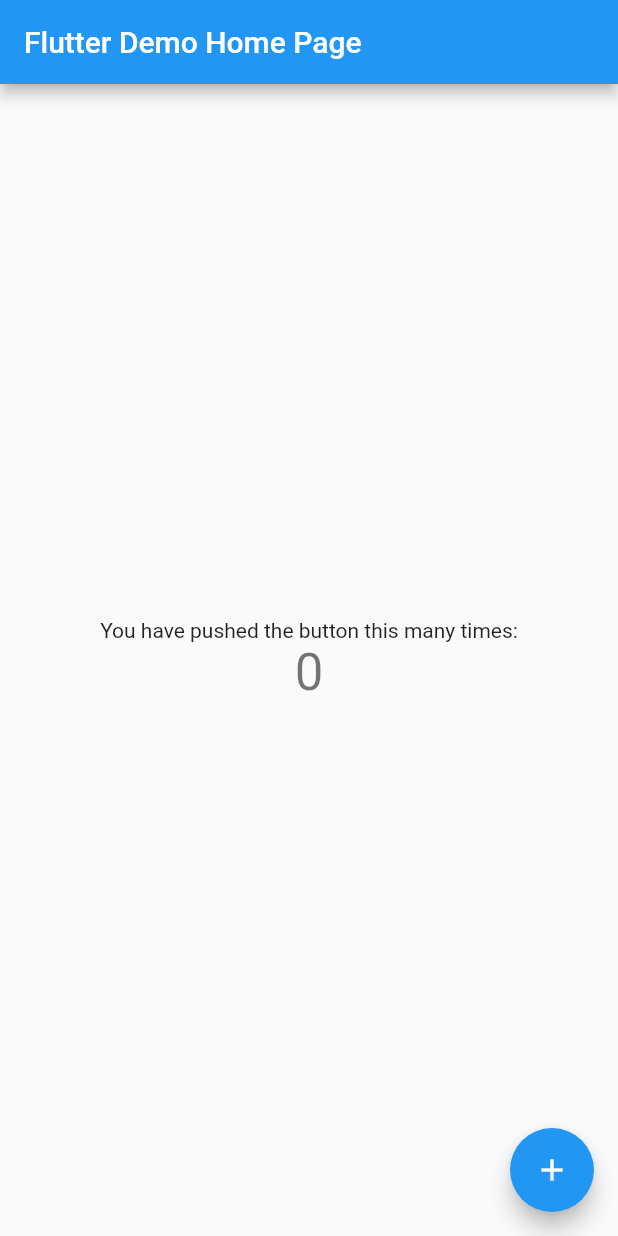
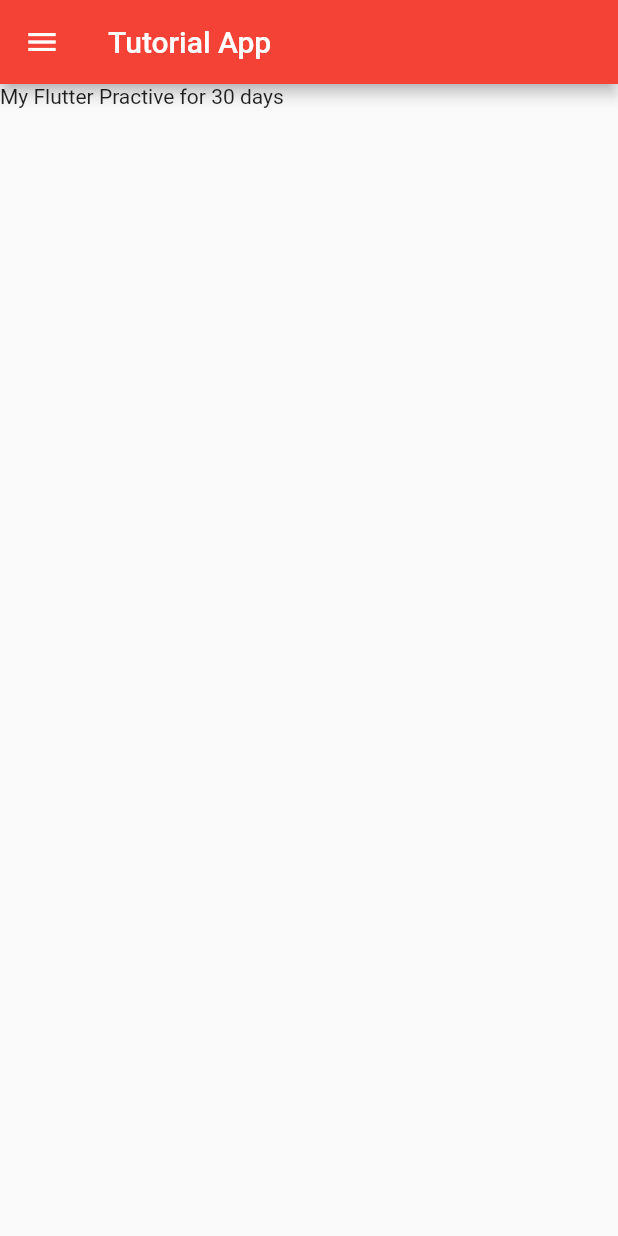
Before and after one commit to ahforayeji/pfdaytoday, a Flutter app: the screen it shows after launch, on a phone screen of 412 x 824 dp. Run offline on Flutter 3.47's test engine with Material 2 defaults, Android fonts, the phone set to English and light mode, and no system bars.

Commit message:
Day Two Completed

```diff
--- /dev/null
+++ b/lib/homepage.dart
@@ -0,0 +1,14 @@
+import 'package:flutter/material.dart';
+
+class HomePage extends StatelessWidget {
+  const HomePage({Key? key}) : super(key: key);
+
+  @override
+  Widget build(BuildContext context) {
+    int days = 30;
+
+    return Container(
+      child: Text("My Flutter Practive for $days days"),
+    );
+  }
+}
--- a/lib/main.dart
+++ b/lib/main.dart
@@ -1,115 +1,46 @@
 import 'package:flutter/material.dart';
 
+import 'homepage.dart';
+
 void main() {
-  runApp(const MyApp());
+  runApp(MyApp());
 }
 
 class MyApp extends StatelessWidget {
   const MyApp({Key? key}) : super(key: key);
 
-  // This widget is the root of your application.
   @override
   Widget build(BuildContext context) {
     return MaterialApp(
-      title: 'Flutter Demo',
-      theme: ThemeData(
-        // This is the theme of your application.
-        //
-        // Try running your application with "flutter run". You'll see the
-        // application has a blue toolbar. Then, without quitting the app, try
-        // changing the primarySwatch below to Colors.green and then invoke
-        // "hot reload" (press "r" in the console where you ran "flutter run",
-        // or simply save your changes to "hot reload" in a Flutter IDE).
-        // Notice that the counter didn't reset back to zero; the application
-        // is not restarted.
-        primarySwatch: Colors.blue,
-      ),
-      home: const MyHomePage(title: 'Flutter Demo Home Page'),
+      theme: ThemeData(primarySwatch: Colors.red),
+      debugShowCheckedModeBanner: false,
+      home: AppHome(),
     );
   }
 }
 
-class MyHomePage extends StatefulWidget {
-  const MyHomePage({Key? key, required this.title}) : super(key: key);
-
-  // This widget is the home page of your application. It is stateful, meaning
-  // that it has a State object (defined below) that contains fields that affect
-  // how it looks.
-
-  // This class is the configuration for the state. It holds the values (in this
-  // case the title) provided by the parent (in this case the App widget) and
-  // used by the build method of the State. Fields in a Widget subclass are
-  // always marked "final".
-
-  final String title;
-
-  @override
-  State<MyHomePage> createState() => _MyHomePageState();
-}
-
-class _MyHomePageState extends State<MyHomePage> {
-  int _counter = 0;
-
-  void _incrementCounter() {
-    setState(() {
-      // This call to setState tells the Flutter framework that something has
-      // changed in this State, which causes it to rerun the build method below
-      // so that the display can reflect the updated values. If we changed
-      // _counter without calling setState(), then the build method would not be
-      // called again, and so nothing would appear to happen.
-      _counter++;
-    });
-  }
+class AppHome extends StatelessWidget {
+  const AppHome({Key? key}) : super(key: key);
 
   @override
   Widget build(BuildContext context) {
-    // This method is rerun every time setState is called, for instance as done
-    // by the _incrementCounter method above.
-    //
-    // The Flutter framework has been optimized to make rerunning build methods
-    // fast, so that you can just rebuild anything that needs updating rather
-    // than having to individually change instances of widgets.
     return Scaffold(
       appBar: AppBar(
-        // Here we take the value from the MyHomePage object that was created by
-        // the App.build method, and use it to set our appbar title.
-        title: Text(widget.title),
+        title: Text("Tutorial App"),
       ),
-      body: Center(
-        // Center is a layout widget. It takes a single child and positions it
-        // in the middle of the parent.
-        child: Column(
-          // Column is also a layout widget. It takes a list of children and
-          // arranges them vertically. By default, it sizes itself to fit its
-          // children horizontally, and tries to be as tall as its parent.
-          //
-          // Invoke "debug painting" (press "p" in the console, choose the
-          // "Toggle Debug Paint" action from the Flutter Inspector in Android
-          // Studio, or the "Toggle Debug Paint" command in Visual Studio Code)
-          // to see the wireframe for each widget.
-          //
-          // Column has various properties to control how it sizes itself and
-          // how it positions its children. Here we use mainAxisAlignment to
-          // center the children vertically; the main axis here is the vertical
-          // axis because Columns are vertical (the cross axis would be
-          // horizontal).
-          mainAxisAlignment: MainAxisAlignment.center,
-          children: <Widget>[
-            const Text(
-              'You have pushed the button this many times:',
-            ),
-            Text(
-              '$_counter',
-              style: Theme.of(context).textTheme.headline4,
-            ),
-          ],
-        ),
-      ),
-      floatingActionButton: FloatingActionButton(
-        onPressed: _incrementCounter,
-        tooltip: 'Increment',
-        child: const Icon(Icons.add),
-      ), // This trailing comma makes auto-formatting nicer for build methods.
+      body: AppBody(),
+      drawer: Drawer(),
     );
   }
 }
+
+class AppBody extends StatelessWidget {
+  const AppBody({Key? key}) : super(key: key);
+
+  @override
+  Widget build(BuildContext context) {
+    return Container(
+      child: HomePage(),
+    );
+  }
+}
```
